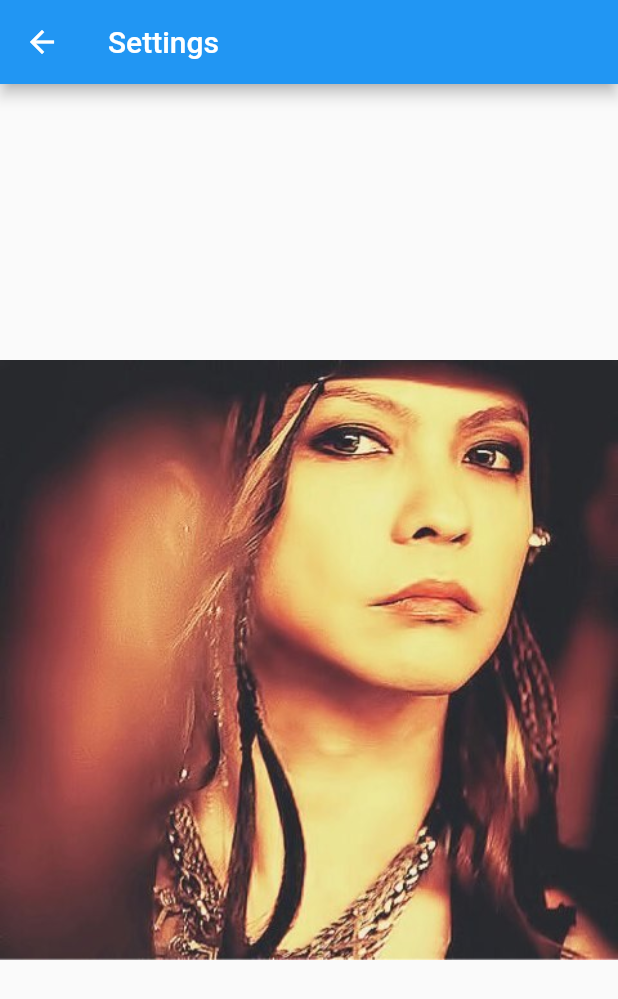
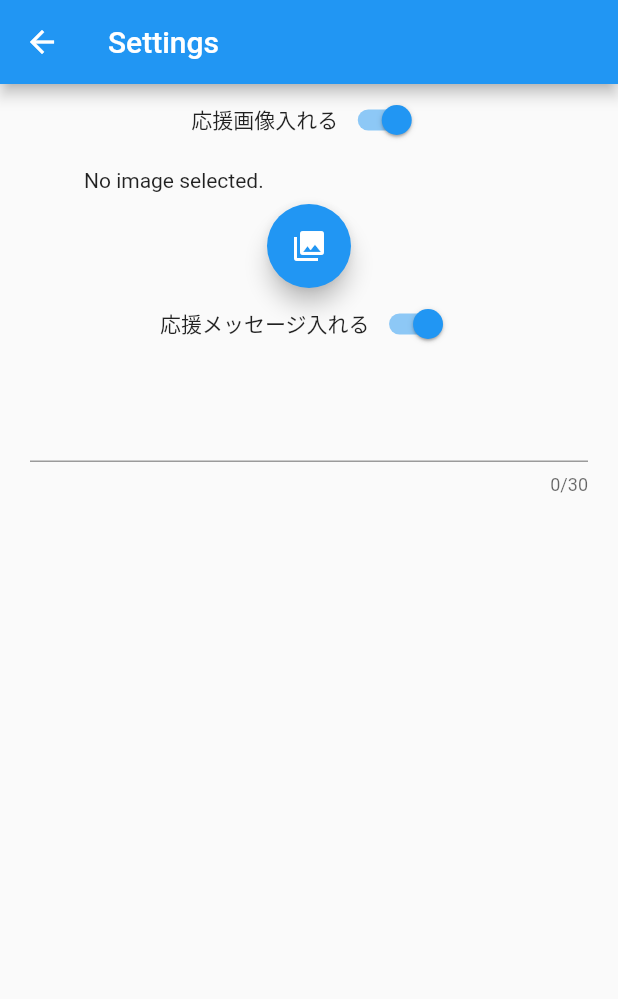
Before and after one commit to reika178/my_todo_firebase4, a Flutter app: the SettingsPage screen opened directly, on a phone screen of 412 x 824 dp. Shown: the top 999 px of the screen. Run offline on Flutter 3.47's test engine with Material 2 defaults, Android fonts, the phone set to English and light mode, and no system bars; our stand-ins replace cloud_firestore, firebase_auth, image_picker; accounts and stored records are empty.

Commit message:
スイッチ、テキストフィールド、イメージピッカー
12/16

```diff
--- a/lib/presentation/settings/settings_page.dart
+++ b/lib/presentation/settings/settings_page.dart
@@ -1,7 +1,19 @@
 import 'package:flutter/cupertino.dart';
 import 'package:flutter/material.dart';
+import 'dart:io';
+import 'package:image_picker/image_picker.dart';
 
-class SettingsPage extends StatelessWidget {
+class SettingsPage extends StatefulWidget {
+  @override
+  _SettingsPageState createState() => _SettingsPageState();
+}
+
+class _SettingsPageState extends State<SettingsPage> {
+  bool _active = true;
+  void _changeSwitch(bool e) => setState(() => _active = e);
+  File _image;
+  final picker = ImagePicker();
+
   @override
   Widget build(BuildContext context) {
     return Scaffold(
@@ -10,14 +22,72 @@ class SettingsPage extends StatelessWidget {
         ),
         body: Center(
           child: Column(
+            children: [
+              Row(
                 mainAxisAlignment: MainAxisAlignment.center,
+                crossAxisAlignment: CrossAxisAlignment.center,
                 children: [
-            Image.asset(
-              'images/hyde.jpeg'
-            ) ,
+                  Text('応援画像入れる'),
+                  Switch(
+                    value: _active,
+                    // activeColor: Colors.orange,
+                    // activeTrackColor: Colors.red,
+                    // inactiveThumbColor: Colors.blue,
+                    // inactiveTrackColor: Colors.green,
+                    onChanged: _changeSwitch,
+                  ),
                 ],
               ),
+              Padding(
+                padding: const EdgeInsets.all(8.0),
+                child: Container(
+                    width: 300,
+                    child: _image == null
+                        ? Text('No image selected.')
+                        : Image.file(_image)),
+              ),
+              FloatingActionButton(
+                 onPressed: getImageFromGallery, //ギャラリーから画像を取得
+                 tooltip: 'Pick Image From Gallery',
+                 child: Icon(Icons.photo_library),
+               ),
+              Row(
+                mainAxisAlignment: MainAxisAlignment.center,
+                crossAxisAlignment: CrossAxisAlignment.center,
+                children: [
+                  Text('応援メッセージ入れる'),
+                  Switch(
+                    value: _active,
+                    // activeColor: Colors.orange,
+                    // activeTrackColor: Colors.red,
+                    // inactiveThumbColor: Colors.blue,
+                    // inactiveTrackColor: Colors.green,
+                    onChanged: _changeSwitch,
+                  ),
+                ],
+              ),
+              Padding(
+                padding: const EdgeInsets.all(20.0),
+                child: TextField(
+                  enabled: true,
+                  maxLength: 30,
+                  maxLengthEnforced: false,
+                  obscureText: false,
+                  // controller: _textEditingController,
+                  // onChanged: _handleText,
+                  // onSubmitted: _submission,
+                ),
               )
-    );
+            ],
+          ),
+        ));
+  }
+
+  Future getImageFromGallery() async {
+    final pickedFile = await picker.getImage(source: ImageSource.gallery);
+
+    setState(() {
+      _image = File(pickedFile.path);
+    });
   }
 }
--- a/pubspec.yaml
+++ b/pubspec.yaml
@@ -32,6 +32,7 @@ dependencies:
   firebase_core: ^0.4.5
   cloud_firestore: ^0.13.6
   firebase_auth: ^0.16.1
+  image_picker: ^0.6.3
 
 dev_dependencies:
   flutter_test:
```
Also changed, not shown: pubspec.lock. Lines whose indentation alone changed are shown as unchanged.
